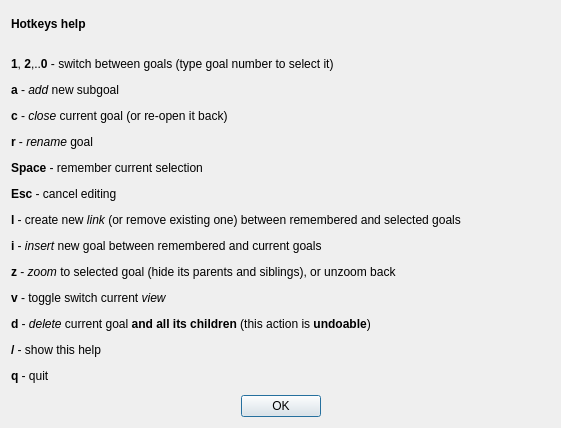
The window that ui/hotkeys.ui (ahitrin/SiebenApp) describes before a commit, drawn with Qt 5.
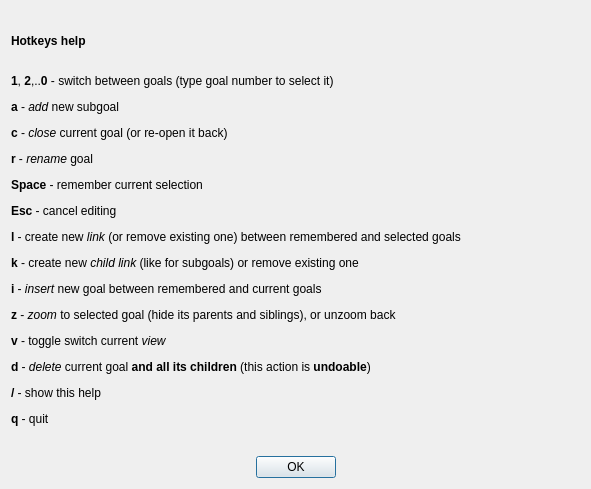
The same window after the commit.

Commit message: Add documentation for the new hotkey #16

Patch:
```diff
--- a/ui/hotkeys.ui
+++ b/ui/hotkeys.ui
@@ -6,8 +6,8 @@
    <rect>
     <x>0</x>
     <y>0</y>
-    <width>561</width>
-    <height>428</height>
+    <width>591</width>
+    <height>489</height>
    </rect>
   </property>
   <property name="windowTitle">
@@ -20,7 +20,7 @@
    <item>
     <widget class="QLabel" name="label_text">
      <property name="text">
-      <string>&lt;html&gt;&lt;head/&gt;&lt;body&gt;&lt;p&gt;&lt;span style=&quot; font-weight:600;&quot;&gt;Hotkeys help&lt;/span&gt;&lt;/p&gt;&lt;p&gt;&lt;br/&gt;&lt;span style=&quot; font-weight:600;&quot;&gt;1&lt;/span&gt;, &lt;span style=&quot; font-weight:600;&quot;&gt;2&lt;/span&gt;,..&lt;span style=&quot; font-weight:600;&quot;&gt;0&lt;/span&gt; - switch between goals (type goal number to select it)&lt;/p&gt;&lt;p&gt;&lt;span style=&quot; font-weight:600;&quot;&gt;a&lt;/span&gt; - &lt;span style=&quot; font-style:italic;&quot;&gt;add&lt;/span&gt; new subgoal&lt;/p&gt;&lt;p&gt;&lt;span style=&quot; font-weight:600;&quot;&gt;c&lt;/span&gt; - &lt;span style=&quot; font-style:italic;&quot;&gt;close&lt;/span&gt; current goal (or re-open it back)&lt;/p&gt;&lt;p&gt;&lt;span style=&quot; font-weight:600;&quot;&gt;r&lt;/span&gt; - &lt;span style=&quot; font-style:italic;&quot;&gt;rename&lt;/span&gt; goal&lt;/p&gt;&lt;p&gt;&lt;span style=&quot; font-weight:600;&quot;&gt;Space&lt;/span&gt; - remember current selection&lt;/p&gt;&lt;p&gt;&lt;span style=&quot; font-weight:600;&quot;&gt;Esc&lt;/span&gt; - cancel editing&lt;/p&gt;&lt;p&gt;&lt;span style=&quot; font-weight:600;&quot;&gt;l&lt;/span&gt; - create new &lt;span style=&quot; font-style:italic;&quot;&gt;link&lt;/span&gt; (or remove existing one) between remembered and selected goals&lt;/p&gt;&lt;p&gt;&lt;span style=&quot; font-weight:600;&quot;&gt;i&lt;/span&gt; - &lt;span style=&quot; font-style:italic;&quot;&gt;insert&lt;/span&gt; new goal between remembered and current goals&lt;/p&gt;&lt;p&gt;&lt;span style=&quot; font-weight:600;&quot;&gt;z&lt;/span&gt; - &lt;span style=&quot; font-style:italic;&quot;&gt;zoom&lt;/span&gt; to selected goal (hide its parents and siblings), or unzoom back&lt;/p&gt;&lt;p&gt;&lt;span style=&quot; font-weight:600;&quot;&gt;v&lt;/span&gt; - toggle switch current &lt;span style=&quot; font-style:italic;&quot;&gt;view&lt;/span&gt;&lt;/p&gt;&lt;p&gt;&lt;span style=&quot; font-weight:600;&quot;&gt;d&lt;/span&gt; - &lt;span style=&quot; font-style:italic;&quot;&gt;delete&lt;/span&gt; current goal &lt;span style=&quot; font-weight:600;&quot;&gt;and all its children&lt;/span&gt; (this action is &lt;span style=&quot; font-weight:600;&quot;&gt;undoable&lt;/span&gt;)&lt;/p&gt;&lt;p&gt;&lt;span style=&quot; font-weight:600;&quot;&gt;/&lt;/span&gt; - show this help&lt;/p&gt;&lt;p&gt;&lt;span style=&quot; font-weight:600;&quot;&gt;q&lt;/span&gt; - quit&lt;/p&gt;&lt;/body&gt;&lt;/html&gt;</string>
+      <string>&lt;html&gt;&lt;head/&gt;&lt;body&gt;&lt;p&gt;&lt;span style=&quot; font-weight:600;&quot;&gt;Hotkeys help&lt;/span&gt;&lt;/p&gt;&lt;p&gt;&lt;br/&gt;&lt;span style=&quot; font-weight:600;&quot;&gt;1&lt;/span&gt;, &lt;span style=&quot; font-weight:600;&quot;&gt;2&lt;/span&gt;,..&lt;span style=&quot; font-weight:600;&quot;&gt;0&lt;/span&gt; - switch between goals (type goal number to select it)&lt;/p&gt;&lt;p&gt;&lt;span style=&quot; font-weight:600;&quot;&gt;a&lt;/span&gt; - &lt;span style=&quot; font-style:italic;&quot;&gt;add&lt;/span&gt; new subgoal&lt;/p&gt;&lt;p&gt;&lt;span style=&quot; font-weight:600;&quot;&gt;c&lt;/span&gt; - &lt;span style=&quot; font-style:italic;&quot;&gt;close&lt;/span&gt; current goal (or re-open it back)&lt;/p&gt;&lt;p&gt;&lt;span style=&quot; font-weight:600;&quot;&gt;r&lt;/span&gt; - &lt;span style=&quot; font-style:italic;&quot;&gt;rename&lt;/span&gt; goal&lt;/p&gt;&lt;p&gt;&lt;span style=&quot; font-weight:600;&quot;&gt;Space&lt;/span&gt; - remember current selection&lt;/p&gt;&lt;p&gt;&lt;span style=&quot; font-weight:600;&quot;&gt;Esc&lt;/span&gt; - cancel editing&lt;/p&gt;&lt;p&gt;&lt;span style=&quot; font-weight:600;&quot;&gt;l&lt;/span&gt; - create new &lt;span style=&quot; font-style:italic;&quot;&gt;link&lt;/span&gt; (or remove existing one) between remembered and selected goals&lt;/p&gt;&lt;p&gt;&lt;span style=&quot; font-weight:600;&quot;&gt;k&lt;/span&gt; - create new &lt;span style=&quot; font-style:italic;&quot;&gt;child link&lt;/span&gt; (like for subgoals) or remove existing one&lt;/p&gt;&lt;p&gt;&lt;span style=&quot; font-weight:600;&quot;&gt;i&lt;/span&gt; - &lt;span style=&quot; font-style:italic;&quot;&gt;insert&lt;/span&gt; new goal between remembered and current goals&lt;/p&gt;&lt;p&gt;&lt;span style=&quot; font-weight:600;&quot;&gt;z&lt;/span&gt; - &lt;span style=&quot; font-style:italic;&quot;&gt;zoom&lt;/span&gt; to selected goal (hide its parents and siblings), or unzoom back&lt;/p&gt;&lt;p&gt;&lt;span style=&quot; font-weight:600;&quot;&gt;v&lt;/span&gt; - toggle switch current &lt;span style=&quot; font-style:italic;&quot;&gt;view&lt;/span&gt;&lt;/p&gt;&lt;p&gt;&lt;span style=&quot; font-weight:600;&quot;&gt;d&lt;/span&gt; - &lt;span style=&quot; font-style:italic;&quot;&gt;delete&lt;/span&gt; current goal &lt;span style=&quot; font-weight:600;&quot;&gt;and all its children&lt;/span&gt; (this action is &lt;span style=&quot; font-weight:600;&quot;&gt;undoable&lt;/span&gt;)&lt;/p&gt;&lt;p&gt;&lt;span style=&quot; font-weight:600;&quot;&gt;/&lt;/span&gt; - show this help&lt;/p&gt;&lt;p&gt;&lt;span style=&quot; font-weight:600;&quot;&gt;q&lt;/span&gt; - quit&lt;/p&gt;&lt;/body&gt;&lt;/html&gt;</string>
      </property>
     </widget>
    </item>
```
The commit also changes 1 other file.
